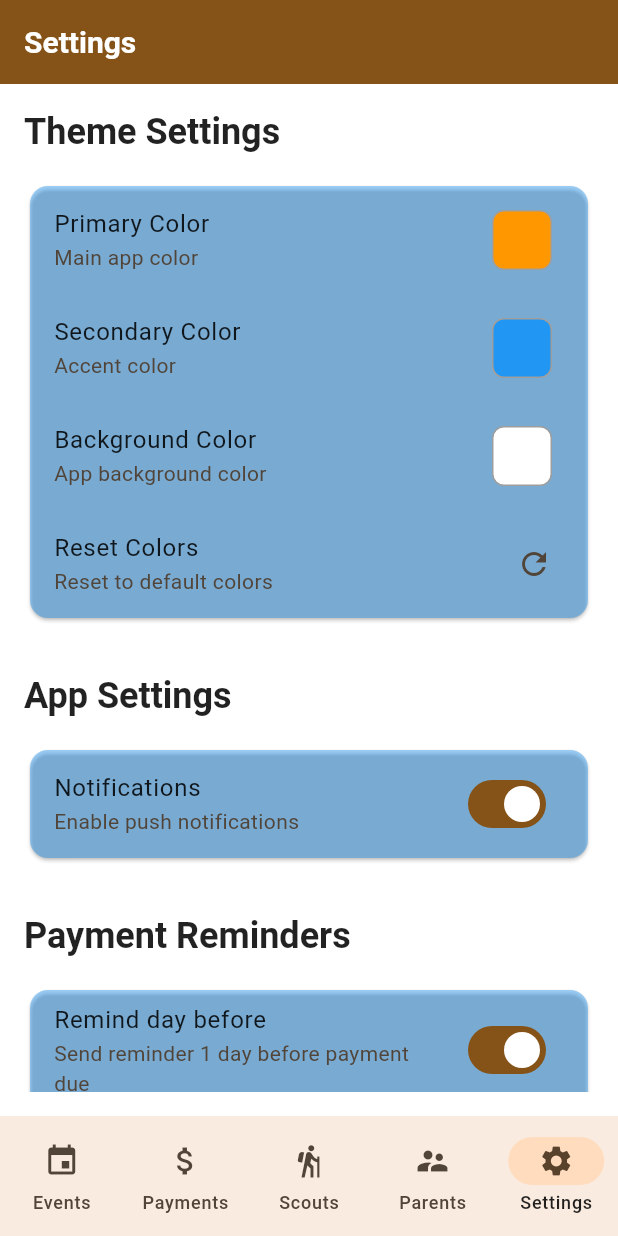
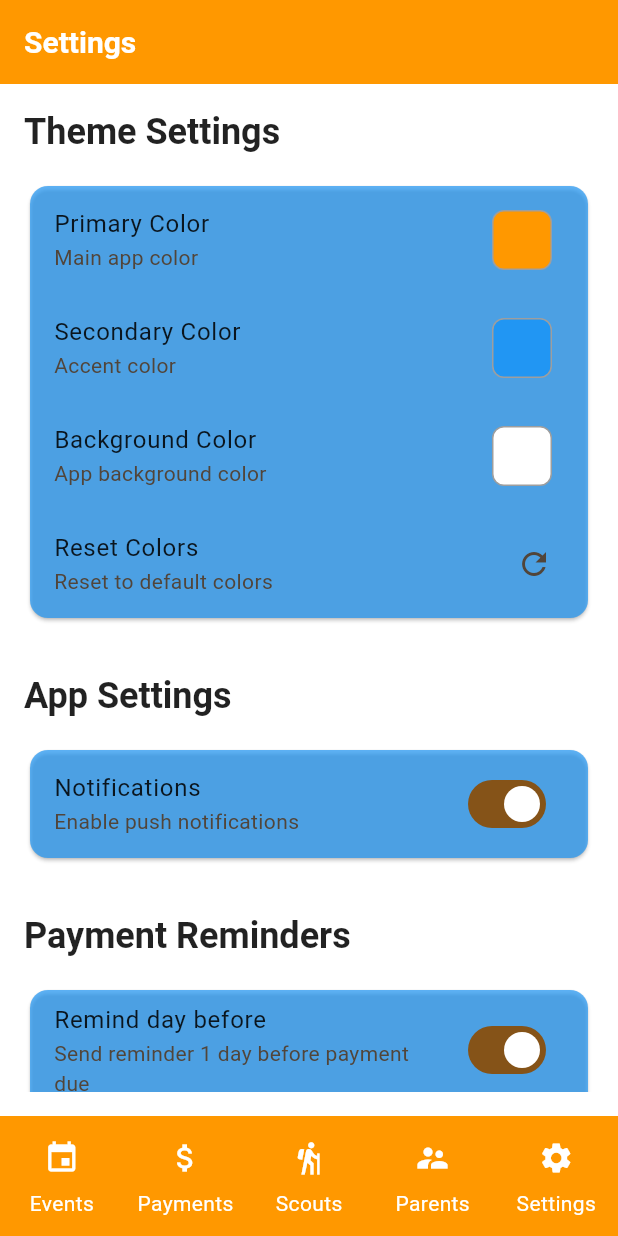
Before and after one commit to Dropheart/scouts-finance, a Flutter app: the screen it shows after launch, item 5 of the bottom bar chosen, on a phone screen of 412 x 824 dp. Run offline on Flutter 3.47's test engine with Material 3 defaults, Android fonts, the phone set to English and light mode, and no system bars; our stand-ins replace shared_preferences; missing offline and left inert: flutter_masked_text3, search_choices, serverpod, serverpod_client, serverpod_flutter; statements that could not run were skipped.

Commit message:
fix: updated colour system to better reflect user choices

```diff
--- a/scouts_finances_flutter/lib/main.dart
+++ b/scouts_finances_flutter/lib/main.dart
@@ -144,19 +144,16 @@ class _MyHomePageState extends State<MyHomePage> {
 
   @override
   Widget build(BuildContext context) {
-    final colours = Theme.of(context).colorScheme;
     return Scaffold(
       appBar: AppBar(
         title: Text(
           pageTitles[currentPageIndex],
-          style: TextStyle(
+          style: const TextStyle(
             fontSize: 20,
             fontWeight: FontWeight.bold,
-            color: colours.onPrimary,
           ),
         ),
         centerTitle: false,
-        backgroundColor: colours.primary,
       ),
       bottomNavigationBar: NavigationBar(
         destinations: destinations,
--- a/scouts_finances_flutter/lib/services/theme_service.dart
+++ b/scouts_finances_flutter/lib/services/theme_service.dart
@@ -26,7 +26,7 @@ class ThemeService extends ChangeNotifier {
     final customColorScheme = baseColorScheme.copyWith(
       surface: _backgroundColor,
       background: _backgroundColor,
-      surfaceVariant: _secondaryColor.withOpacity(0.6), // Much stronger color
+      surfaceVariant: _secondaryColor.withOpacity(0.8), // Much stronger color
       // Adjust on-surface colors based on background brightness
       onSurface: _getContrastingTextColor(_backgroundColor),
       onBackground: _getContrastingTextColor(_backgroundColor),
@@ -35,13 +35,36 @@ class ThemeService extends ChangeNotifier {
     return ThemeData(
       colorScheme: customColorScheme,
       scaffoldBackgroundColor: _backgroundColor,
+      appBarTheme: AppBarTheme(
+        backgroundColor: _primaryColor,
+        foregroundColor: _getContrastingTextColor(_primaryColor),
+        titleTextStyle: TextStyle(
+          color: _getContrastingTextColor(_primaryColor),
+          fontSize: 20,
+          fontWeight: FontWeight.bold,
+        ),
+        elevation: 0,
+      ),
+      navigationBarTheme: NavigationBarThemeData(
+        backgroundColor: _primaryColor,
+        indicatorColor: _primaryColor.withOpacity(0.3),
+        labelTextStyle: WidgetStatePropertyAll(
+          TextStyle(color: _getContrastingTextColor(_primaryColor)),
+        ),
+        iconTheme: WidgetStatePropertyAll(
+          IconThemeData(color: _getContrastingTextColor(_primaryColor)),
+        ),
+      ),
       cardTheme: CardThemeData(
         elevation: 1.0,
-        color: _secondaryColor.withOpacity(0.4), // Much stronger from 0.15 to 0.4
+        color: _secondaryColor.withOpacity(0.7), // Much stronger from 0.15 to 0.4
         surfaceTintColor: _secondaryColor, // Secondary color tint
       ),
-      searchBarTheme: const SearchBarThemeData(
-        elevation: WidgetStatePropertyAll(0.0),
+      searchBarTheme: SearchBarThemeData(
+        backgroundColor: WidgetStatePropertyAll(_secondaryColor.withOpacity(0.8)),
+        surfaceTintColor: WidgetStatePropertyAll(_secondaryColor),
+        overlayColor: WidgetStatePropertyAll(_secondaryColor.withOpacity(0.1)),
+        elevation: const WidgetStatePropertyAll(0.0),
       ),
     );
   }
@@ -156,7 +179,7 @@ class ThemeService extends ChangeNotifier {
 
   Future<void> resetToDefaults() async {
     _primaryColor = Colors.orange;
-    _secondaryColor = Colors.blue;
+    _secondaryColor = Colors.orangeAccent;
     _backgroundColor = Colors.white;
 
     final prefs = await SharedPreferences.getInstance();
```
